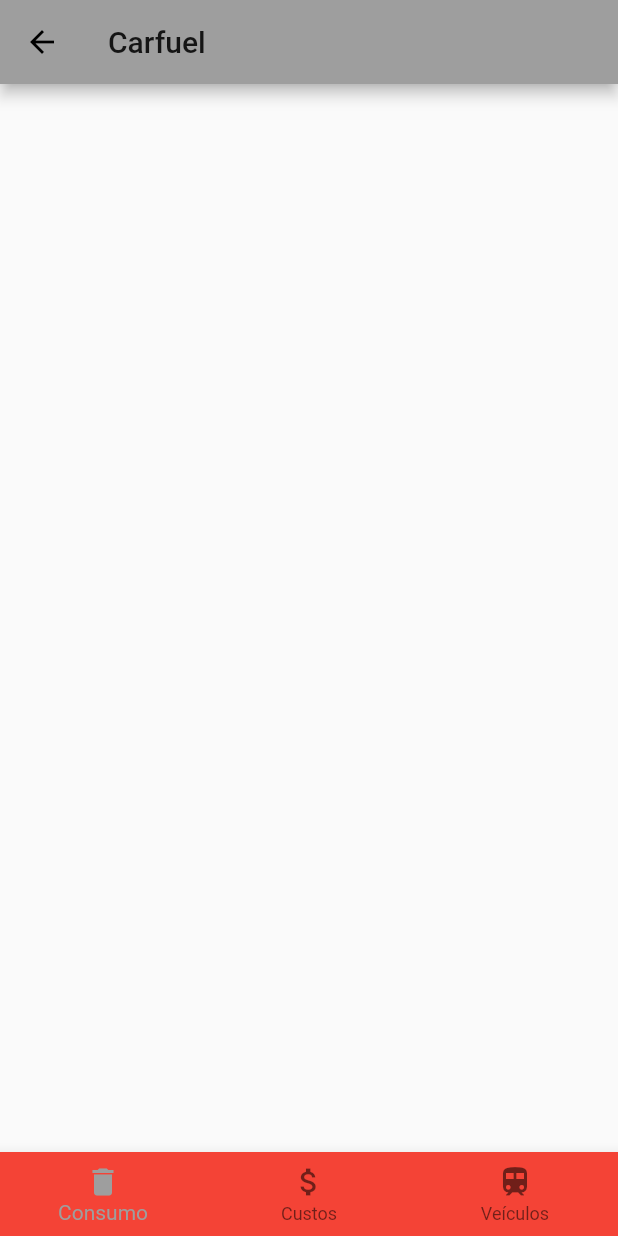
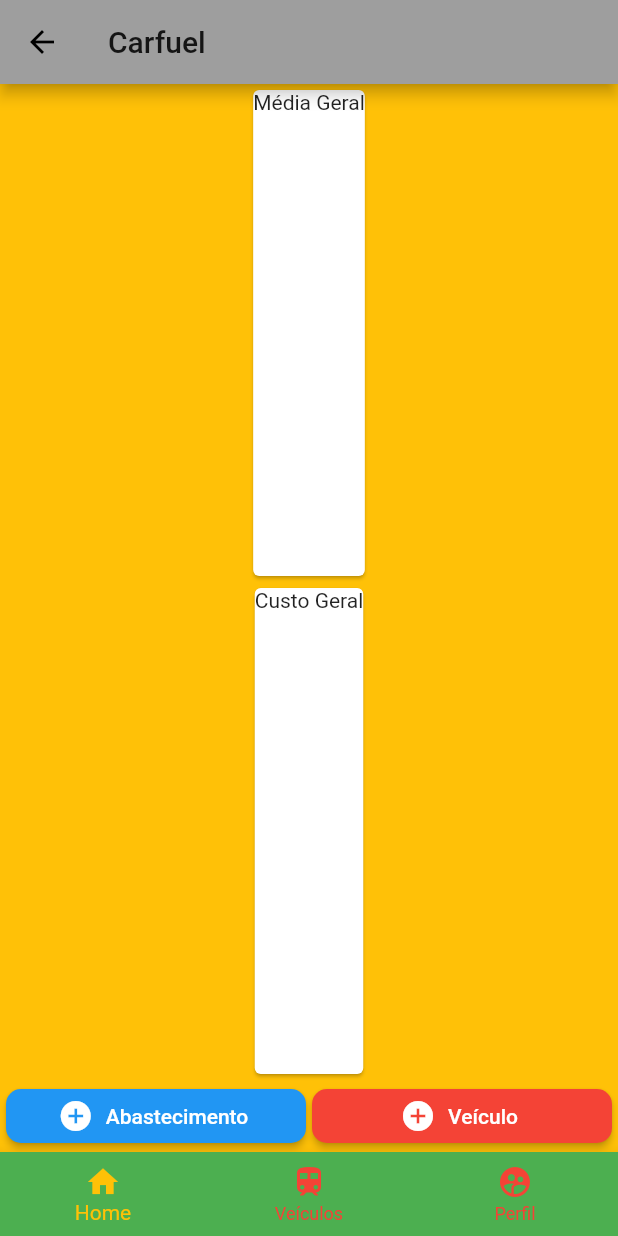
Before and after one commit to luismallmann/carfuel, a Flutter app: the Home screen opened by its route, on a phone screen of 412 x 824 dp. Run offline on Flutter 3.47's test engine with Material 2 defaults, Android fonts, the phone set to English and light mode, and no system bars; our stand-ins replace splashscreen, sqflite; accounts and stored records are empty.

Commit message:
ajustes gerais

```diff
--- a/lib/home.dart
+++ b/lib/home.dart
@@ -1,35 +1,150 @@
+import 'package:carfuel/addCarro.dart';
+import 'package:carfuel/db/database_helper.dart';
+import 'package:carfuel/models/carro.dart';
+import 'package:carfuel/models/usuario.dart';
+import 'package:flutter/cupertino.dart';
 import 'package:flutter/material.dart';
 
 class Home extends StatefulWidget {
+  final User user;
+  Home({Key key, this.user}) : super(key: key);
   @override
   _HomeState createState() => _HomeState();
 }
 
 class _HomeState extends State<Home> {
   int _index = 0;
-
+  var base = DatabaseHelper();
+  List<Carro> _mostrarCarros;
+  Widget _getBody(){
+    void _exibirCarros() async {
+       _mostrarCarros = await base.listarCarros();
+    }
+    switch(_index) {
+      case 0: return Container(
+        child:Column(
+          children: <Widget>[
+            Expanded(
+              child: Card(
+                child: Text('Média Geral'),
+              ),
+            ),
+            Expanded(
+              child: Card(
+                child: Text('Custo Geral'),
+              ),
+            ),
+            Row(
+              mainAxisAlignment: MainAxisAlignment.spaceEvenly,
+              children: <Widget>[
+                ButtonTheme(
+                  minWidth: 200,
+                    child: RaisedButton.icon(
+                    onPressed: _exibirCarros,
+                  textColor: Colors.white,
+                  color: Colors.blue,
+                    shape: RoundedRectangleBorder(
+                      borderRadius: BorderRadius.all(Radius.circular(10.0))
+                    ),
+                    icon: Icon(Icons.add_circle),
+                    label: Text('Abastecimento'),
+                )
+                ),
+                ButtonTheme(
+                  minWidth: 200,
+                  child: RaisedButton.icon(
+                  onPressed: () => showDialog(context: context, builder: (context) => CadastrarCarro(user: widget.user)),
+                  textColor: Colors.white,
+                  color: Colors.red,
+                  shape: RoundedRectangleBorder(
+                      borderRadius: BorderRadius.all(Radius.circular(10.0)),
+                  ),
+                  icon: Icon(Icons.add_circle),
+                  label: Text('Veículo'),
+                ),
+    )
+              ],
+            )
+          ],
+        ),
+        color: Colors.amber,
+      );
+      case 1: _exibirCarros(); return ListView.builder(
+            itemCount: _mostrarCarros.length,
+            itemBuilder: (
+                BuildContext context, int index) {
+              return Card(
+                  child: Row(
+                    children: <Widget>[
+                      //foto
+                      Expanded(
+                          flex: 25,
+                          child: Image.asset('assets/img/carro.jpg',
+                              height: 50)
+                      ),
+                      Expanded(
+                        flex: 75,
+                        child: Column(
+                          crossAxisAlignment: CrossAxisAlignment.start,
+                          children: <Widget>[
+                            RichText(
+                              text: TextSpan(
+                                  children: <TextSpan>[
+                                    TextSpan(text:_mostrarCarros
+                                        .elementAt(index)
+                                        .fabricante + _mostrarCarros.elementAt(index).modelo,
+                                        style: TextStyle(
+                                            fontWeight: FontWeight.bold,
+                                            color: Colors.indigo,
+                                          fontSize: 20,
+                                        )
+                                    ),
+                                    TextSpan(text: '\n'+_mostrarCarros.elementAt(index).placa,
+                                        style: TextStyle(color: Colors.indigoAccent,
+                                        fontSize: 18))
+                                  ]
+                              ),
+                              textAlign: TextAlign.start,
+                            )
+                          ],
+                        ),
+                      )
+                    ],
+                  )
+              );
+            }
+      );
+      case 2: return Container(
+        color: Colors.black,
+      );
+    }
+  }
   @override
   Widget build(BuildContext context) {
     return Scaffold(
       appBar: AppBar(
         title: Text('Carfuel'),
       ),
+      body: _getBody(),
       bottomNavigationBar: BottomNavigationBar(
         onTap: (int index)=>setState((){
           _index = index;
+          debugPrint('$_index');
         }),
-        backgroundColor: Colors.red,
+        backgroundColor: Colors.green,
+        unselectedItemColor: Colors.red,
+     selectedItemColor: Colors.amber,
         currentIndex: _index,
         items: [
           BottomNavigationBarItem(
-              icon: Icon(Icons.delete),
-              title: Text('Consumo')),
-          BottomNavigationBarItem(
-            icon: Icon(Icons.attach_money),
-            title: Text('Custos')),
+              icon: Icon(Icons.home),
+              title: Text('Home')),
           BottomNavigationBarItem(
               icon:Icon(Icons.train),
-              title: Text('Veículos'))
+              title: Text('Veículos')),
+          BottomNavigationBarItem(
+              icon: Icon(Icons.supervised_user_circle),
+              title: Text('Perfil'))
         ],
       ),
     );
```
Also changed, not shown: lib/addUser.dart (deleted, +0 -116 lines), lib/db/database_helper.dart (+55 -6 lines), lib/login.dart (+6 -7 lines), pubspec.lock.
